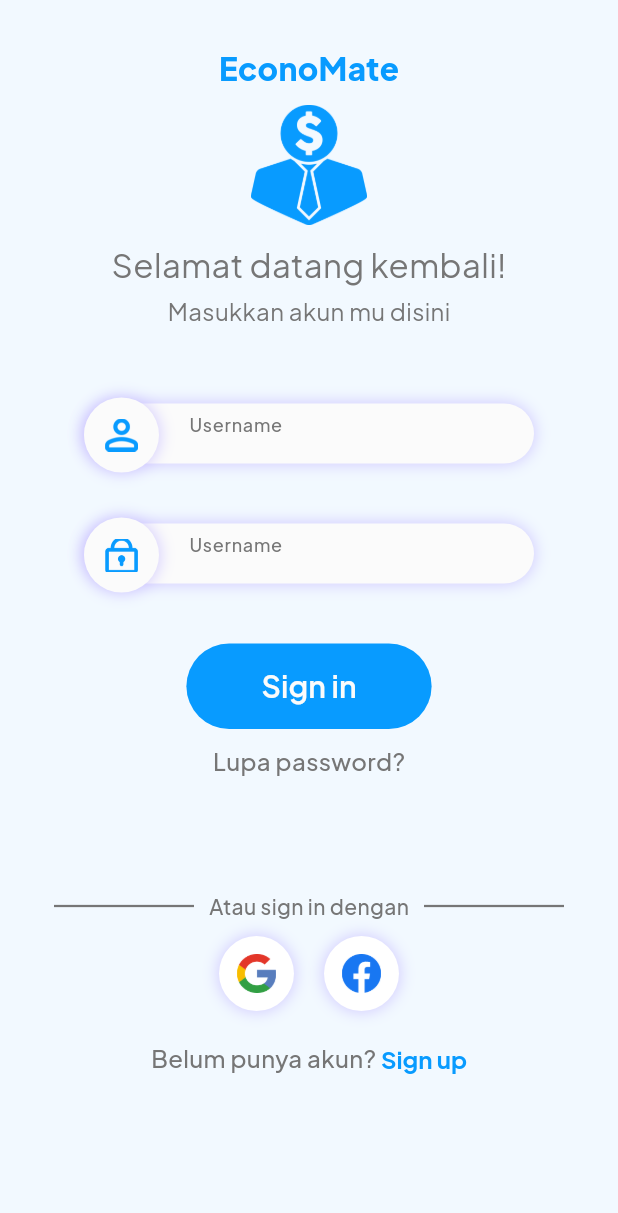
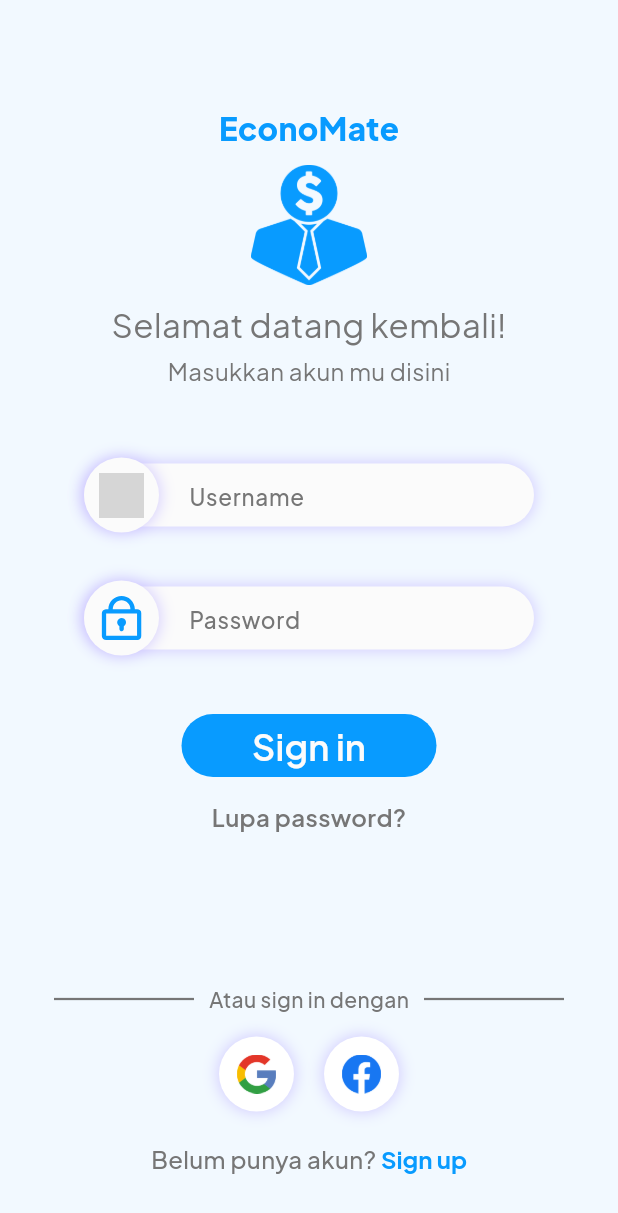
Before and after one commit to richofal/economate_mobile, a Flutter app: the screen it shows after launch, on a phone screen of 412 x 824 dp. Shown: the top 1213 px of the screen. Run offline on Flutter 3.47's test engine with Material 3 defaults, Android fonts, the phone set to English and light mode, and no system bars; our stand-ins replace flutter_svg, gap, google_fonts; grey boxes are pictures that could not be loaded.

Commit message:
Memperbarui widget dengan ratio emulator iPhone 9

```diff
--- a/lib/pages/sign_in.dart
+++ b/lib/pages/sign_in.dart
@@ -1,6 +1,7 @@
 import 'package:economate_mobile/constants/color_constant.dart';
 import 'package:economate_mobile/widgets/button_signin.dart';
 import 'package:flutter/material.dart';
+import 'package:flutter_svg/flutter_svg.dart';
 // import 'package:flutter_svg/svg.dart';
 import 'package:google_fonts/google_fonts.dart';
 import 'package:gap/gap.dart';
@@ -13,12 +14,14 @@ class SignInPage extends StatelessWidget {
     return Scaffold(
       backgroundColor: Color(0xFFF2F9FF),
       body: Padding(
-        padding: const EdgeInsets.symmetric(vertical: 30, horizontal: 20),
+        padding: const EdgeInsets.symmetric(vertical: 40, horizontal: 20),
         child: Center(
           child: Column(
             mainAxisAlignment: MainAxisAlignment.start,
             crossAxisAlignment: CrossAxisAlignment.center,
             children: [
+              const Gap(30),
+
               Text('EconoMate',
                 style: GoogleFonts.plusJakartaSans(
                   fontSize: 21,
@@ -68,7 +71,7 @@ class SignInPage extends StatelessWidget {
                       children: [
                         // Container untuk TextField
                         Container(
-                          height: 40,
+                          height: 42,
                           width: 300, // Menentukan lebar TextField
                           padding: const EdgeInsets.only(left: 70),
                           decoration: BoxDecoration(
@@ -85,18 +88,18 @@ class SignInPage extends StatelessWidget {
                           child: TextField(
                             style: GoogleFonts.plusJakartaSans(
                               color: Color(0xFF767676),
-                              fontSize: 12,
+                              fontSize: 15,
                               fontWeight: FontWeight.w500,
                             ),
                             decoration: InputDecoration(
                               hintText: 'Username',
                               hintStyle: GoogleFonts.plusJakartaSans(
                                 color: Color(0xFF767676),
-                                fontSize: 12,
+                                fontSize: 15,
                                 fontWeight: FontWeight.w500,
                               ),
                               border: InputBorder.none,
-                              contentPadding: EdgeInsets.symmetric(vertical: 17.0),
+                              contentPadding: EdgeInsets.symmetric(vertical: 11.0),
                             ),
                           ),
                         ),
@@ -106,7 +109,7 @@ class SignInPage extends StatelessWidget {
                           child: Container(
                             height: 50,
                             width: 50,
-                            padding: EdgeInsets.all(14),
+                            padding: EdgeInsets.all(10),
                             decoration: BoxDecoration(
                               color: Color(0xFFFBFBFB),
                               borderRadius: BorderRadius.circular(30.0),
@@ -119,8 +122,8 @@ class SignInPage extends StatelessWidget {
                               ],
                             ),
                             child: Image.asset(
-                              'assets/images/username.png',
-                              fit: BoxFit.cover,
+                              'assets/svgs/username.svg',
+                              fit: BoxFit.contain,
                             ),
                           ),
                         ),
@@ -143,7 +146,7 @@ class SignInPage extends StatelessWidget {
                       children: [
                         // Container untuk TextField
                         Container(
-                          height: 40,
+                          height: 42,
                           width: 300, // Menentukan lebar TextField
                           padding: const EdgeInsets.only(left: 70),
                           decoration: BoxDecoration(
@@ -160,18 +163,18 @@ class SignInPage extends StatelessWidget {
                           child: TextField(
                             style: GoogleFonts.plusJakartaSans(
                               color: Color(0xFF767676),
-                              fontSize: 12,
+                              fontSize: 15,
                               fontWeight: FontWeight.w500,
                             ),
                             decoration: InputDecoration(
-                              hintText: 'Username',
+                              hintText: 'Password',
                               hintStyle: GoogleFonts.plusJakartaSans(
                                 color: Color(0xFF767676),
-                                fontSize: 12,
+                                fontSize: 15,
                                 fontWeight: FontWeight.w500,
                               ),
                               border: InputBorder.none,
-                              contentPadding: EdgeInsets.symmetric(vertical: 17.0),
+                              contentPadding: EdgeInsets.symmetric(vertical: 11.0),
                             ),
                           ),
                         ),
@@ -181,7 +184,7 @@ class SignInPage extends StatelessWidget {
                           child: Container(
                             height: 50,
                             width: 50,
-                            padding: EdgeInsets.all(14),
+                            padding: EdgeInsets.all(10),
                             decoration: BoxDecoration(
                               color: Color(0xFFFBFBFB),
                               borderRadius: BorderRadius.circular(30.0),
@@ -193,11 +196,9 @@ class SignInPage extends StatelessWidget {
                                 ),
                               ],
                             ),
-                            child: Image.asset(
-                              'assets/images/password.png',
-                              // height: 20,
-                              // width: 20,
-                              fit: BoxFit.cover,
+                            child: SvgPicture.asset(
+                              'assets/svgs/password.svg',
+                              fit: BoxFit.contain,
                             ),
                           ),
                         ),
@@ -211,20 +212,27 @@ class SignInPage extends StatelessWidget {
 
               ButtonSignin(),
 
-              const Gap(10),
+              const Gap(12),
 
               Text('Lupa password?',
                 style: GoogleFonts.plusJakartaSans(
                   fontSize: 16,
-                  fontWeight: FontWeight.w500,
+                  fontWeight: FontWeight.w600,
                   color: Color(0xFF767676)
                 ),
               ),
 
               const Gap(75),
 
+
+
+              Spacer(),
+
+              Column(
+                children: [
                   SizedBox(
                     width: 340,
+                    height: 20,
                     child: Row(
                       mainAxisAlignment: MainAxisAlignment.center,
                       children: [
@@ -254,7 +262,7 @@ class SignInPage extends StatelessWidget {
                     ),
                   ),
 
-              const Gap(10),
+                  const Gap(15),
 
                   Row(
                     mainAxisAlignment: MainAxisAlignment.center,
@@ -321,7 +329,7 @@ class SignInPage extends StatelessWidget {
                       GestureDetector(
                         onTap: () {
                           // Aksi ketika "Sign up" ditekan
-                      print("Sign up clicked");
+                          // print("Sign up clicked");
                         },
                         child: RichText(
                           text: TextSpan(
@@ -336,6 +344,8 @@ class SignInPage extends StatelessWidget {
                       ),
                     ],
                   ),
+                ],
+              )
 
             ],
           )
--- a/lib/widgets/button_signin.dart
+++ b/lib/widgets/button_signin.dart
@@ -13,13 +13,14 @@ class ButtonSignin extends StatelessWidget {
       onPressed: () {},
       style: TextButton.styleFrom(
         backgroundColor: ColorConstant.birumuda,
-        padding: EdgeInsets.symmetric(vertical: 14, horizontal: 50)
+        padding: EdgeInsets.symmetric(vertical: 1, horizontal: 1),
+        minimumSize: Size(170, 42),
       ),
       child: Text(
         'Sign in',
         style: GoogleFonts.plusJakartaSans(
             fontWeight: FontWeight.w600,
-            fontSize: 20,
+            fontSize: 24,
             color: Color(0xFFFBFBFB)
           )
         ),
```
Lines whose indentation alone changed are shown as unchanged.
